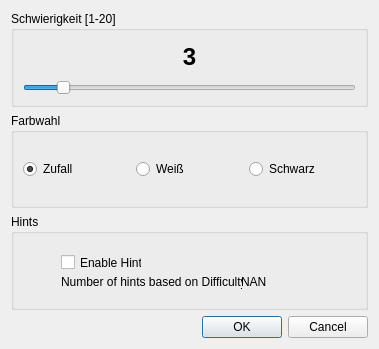
This is chesster/gui/res/start_dialog.ui in AKJ7/chesster as Qt 5 draws it before an edit. The edited form follows.
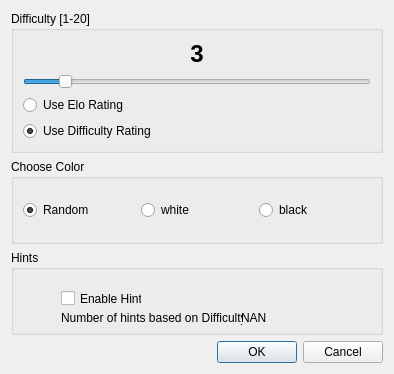
This is the edited form.

Commit message: Added functionality for Elo Rating Setting in Start_Dialog

What changed in the file:
```diff
--- a/chesster/gui/res/start_dialog.ui
+++ b/chesster/gui/res/start_dialog.ui
@@ -6,8 +6,8 @@
    <rect>
     <x>0</x>
     <y>0</y>
-    <width>379</width>
-    <height>349</height>
+    <width>394</width>
+    <height>374</height>
    </rect>
   </property>
   <property name="windowTitle">
@@ -17,7 +17,7 @@
    <item>
     <widget class="QGroupBox" name="groupBox_2">
      <property name="title">
-      <string>Schwierigkeit [1-20]</string>
+      <string>Difficulty [1-20]</string>
      </property>
      <layout class="QVBoxLayout" name="verticalLayout_2">
       <item>
@@ -65,6 +65,23 @@
         </property>
        </widget>
       </item>
+      <item>
+       <widget class="QRadioButton" name="Radio_Elo">
+        <property name="text">
+         <string>Use Elo Rating</string>
+        </property>
+       </widget>
+      </item>
+      <item>
+       <widget class="QRadioButton" name="Radio_Difficulty">
+        <property name="text">
+         <string>Use Difficulty Rating</string>
+        </property>
+        <property name="checked">
+         <bool>true</bool>
+        </property>
+       </widget>
+      </item>
      </layout>
     </widget>
    </item>
@@ -80,7 +97,7 @@
       <enum>Qt::LeftToRight</enum>
      </property>
      <property name="title">
-      <string>Farbwahl</string>
+      <string>Choose Color</string>
      </property>
      <layout class="QHBoxLayout" name="horizontalLayout">
       <item>
@@ -95,7 +112,7 @@
          <cursorShape>PointingHandCursor</cursorShape>
         </property>
         <property name="text">
-         <string>Zufall</string>
+         <string>Random</string>
         </property>
         <property name="checked">
          <bool>true</bool>
@@ -114,7 +131,7 @@
          <cursorShape>PointingHandCursor</cursorShape>
         </property>
         <property name="text">
-         <string>Weiß</string>
+         <string>white</string>
         </property>
        </widget>
       </item>
@@ -130,7 +147,7 @@
          <cursorShape>PointingHandCursor</cursorShape>
         </property>
         <property name="text">
-         <string>Schwarz</string>
+         <string>black</string>
         </property>
        </widget>
       </item>
```
Left out of the diff: 2 changed lines with no effect on the pictures. The commit also changes 2 other files.
